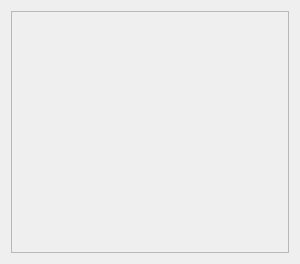
First picture: the form in resources/design_toolkit.ui, repository bohdon/maya-pulse, before the edit.
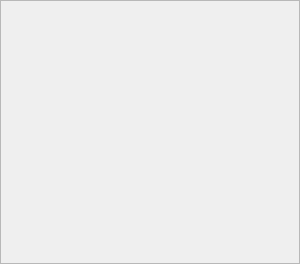
Second picture: the form after the edit.

The edit to the form file:
```diff
--- a/resources/design_toolkit.ui
+++ b/resources/design_toolkit.ui
@@ -23,6 +23,18 @@
    <property name="spacing">
     <number>2</number>
    </property>
+   <property name="leftMargin">
+    <number>0</number>
+   </property>
+   <property name="topMargin">
+    <number>0</number>
+   </property>
+   <property name="rightMargin">
+    <number>0</number>
+   </property>
+   <property name="bottomMargin">
+    <number>0</number>
+   </property>
    <item>
     <widget class="QScrollArea" name="scroll_area">
      <property name="widgetResizable">
@@ -33,22 +45,22 @@
        <rect>
         <x>0</x>
         <y>0</y>
-        <width>280</width>
-        <height>244</height>
+        <width>298</width>
+        <height>262</height>
        </rect>
       </property>
       <layout class="QVBoxLayout" name="verticalLayout_3">
        <property name="leftMargin">
-        <number>0</number>
+        <number>9</number>
        </property>
        <property name="topMargin">
-        <number>0</number>
+        <number>9</number>
        </property>
        <property name="rightMargin">
-        <number>0</number>
+        <number>9</number>
        </property>
        <property name="bottomMargin">
-        <number>0</number>
+        <number>9</number>
        </property>
        <item>
         <layout class="QVBoxLayout" name="main_layout">
```
